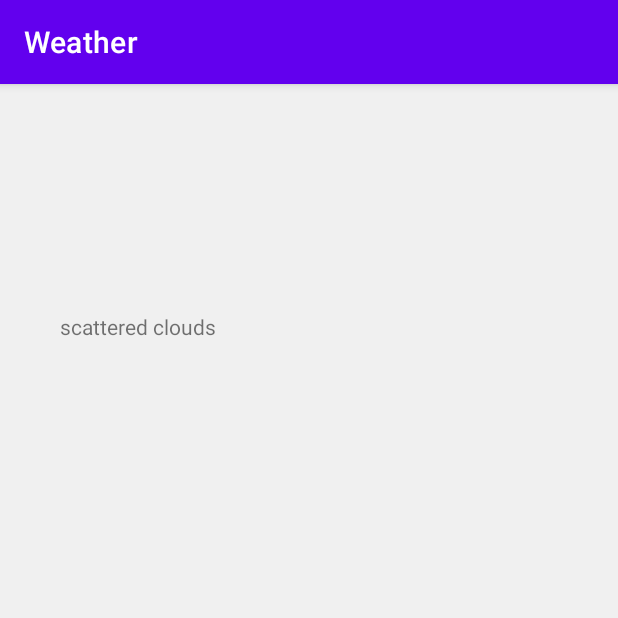
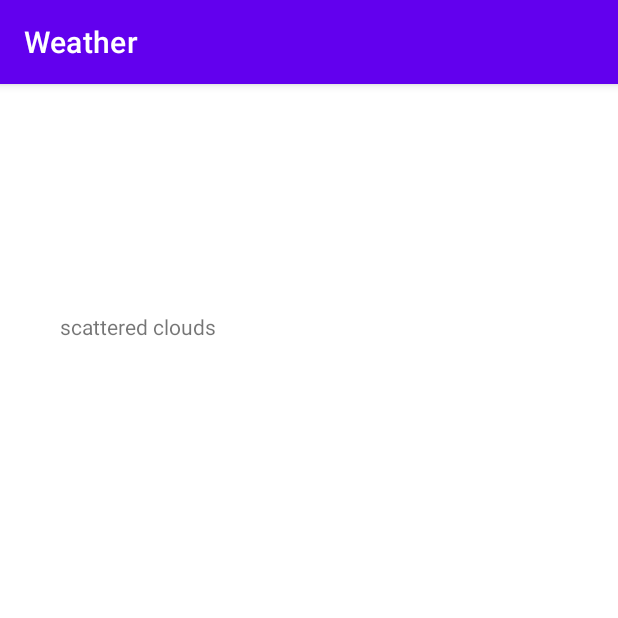
Before and after one commit to Manuhmutua/wit-android-challenge, an Android app: the fragment WeatherDetailsFragment placed in its activity, on a phone screen of 412 x 824 dp, the top half of it. Run offline under Robolectric (Android 15) with nearby library versions, the phone set to English and light mode, and no system bars; our stand-ins replace Dagger/Hilt's generated code, RxJava; pictures from the network do not load; 3 statements that could not run were skipped.

Commit message:
Removed backgroud color

```diff
--- a/app/src/main/res/layout/fragment_weather_details.xml
+++ b/app/src/main/res/layout/fragment_weather_details.xml
@@ -4,7 +4,6 @@
     xmlns:tools="http://schemas.android.com/tools"
     android:layout_width="match_parent"
     android:layout_height="match_parent"
-    android:background="#F0F0F0"
     tools:context=".views.WeatherDetailsFragment">
 
     <TextView
```
